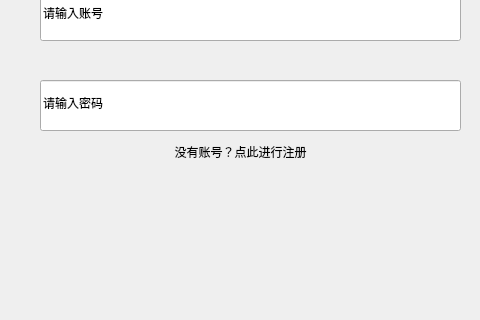
MaydayIntheWay/Bejeweled_Game, file login.ui: the form before one commit; both pictures show x 420 to 900 and y 300 to 620 of the 1140 by 800 pixel window.
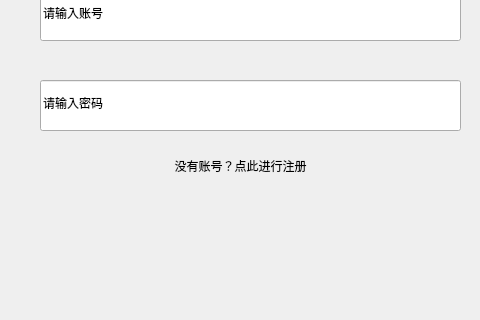
The form after the commit. Icons and pictures are not drawn.

The edit to the form file:
```diff
--- a/login.ui
+++ b/login.ui
@@ -71,10 +71,10 @@
   <widget class="QPushButton" name="registBotton">
    <property name="geometry">
     <rect>
-     <x>590</x>
-     <y>440</y>
-     <width>141</width>
-     <height>24</height>
+     <x>580</x>
+     <y>450</y>
+     <width>161</width>
+     <height>31</height>
     </rect>
    </property>
    <property name="text">
```
Left out of the diff: 2 changed lines with no effect on the pictures.
